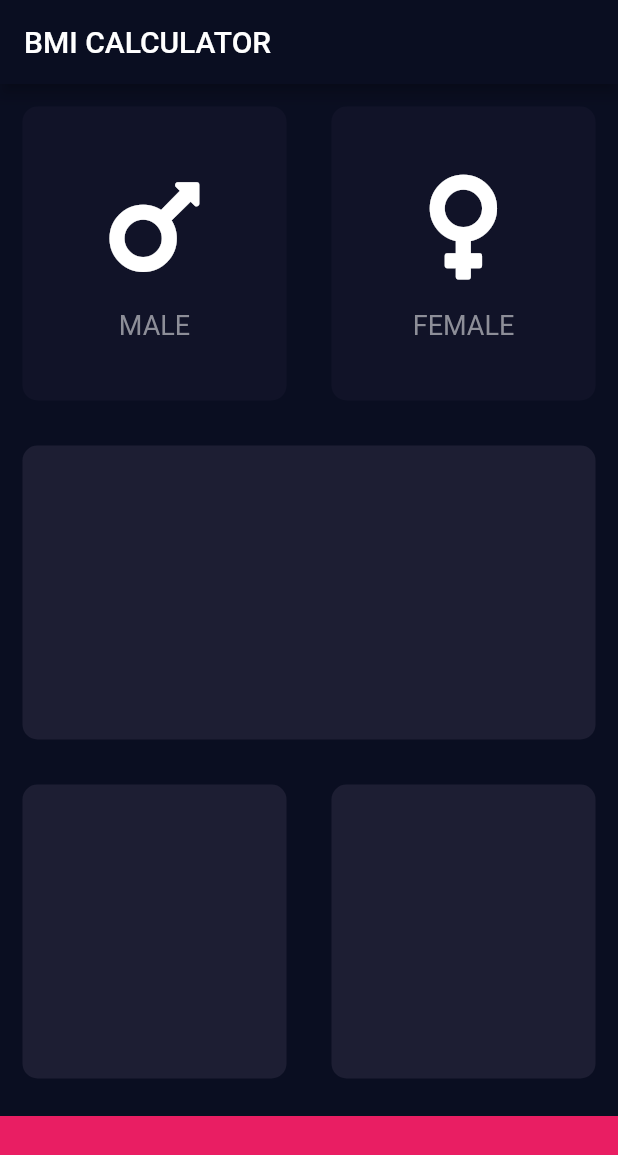
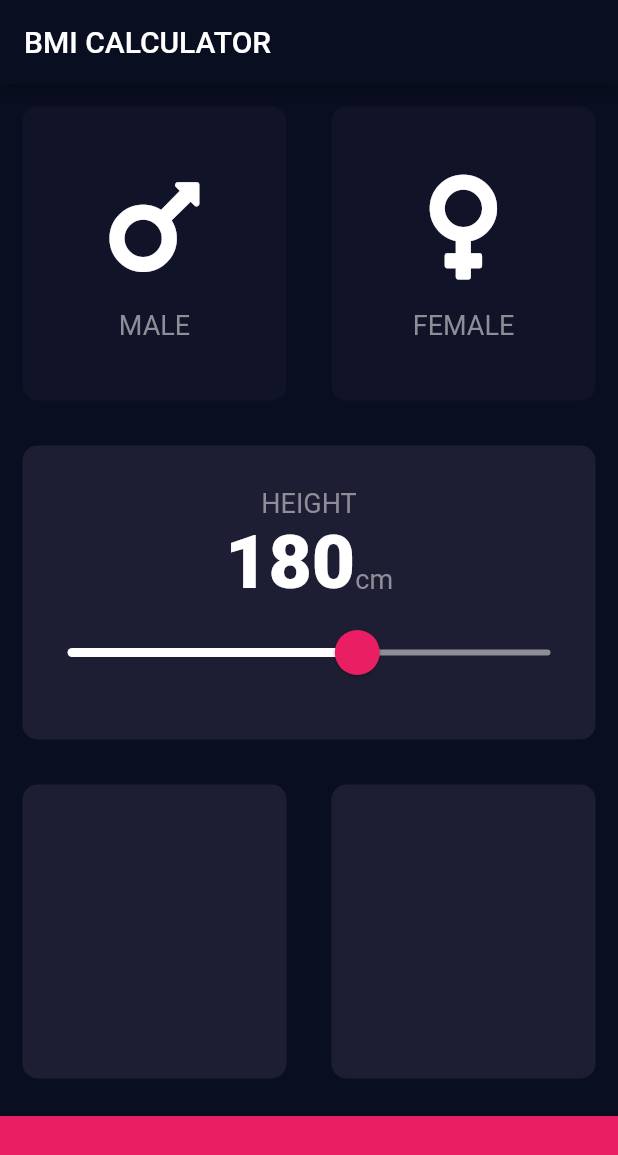
Before and after one commit to Tarlochan5268/BMI_Calculator_Flutter, a Flutter app: the screen it shows after launch, on a phone screen of 412 x 824 dp. Shown: the top 1155 px of the screen. Run offline on Flutter 3.47's test engine with Material 2 defaults, Android fonts, the phone set to English and light mode, and no system bars; our stand-ins replace font_awesome_flutter.

Commit message:
Made a Slider and Modified the theme Data according to customisation requirement

```diff
--- a/lib/constants.dart
+++ b/lib/constants.dart
@@ -8,3 +8,4 @@ const kBottomContainerColour = Colors.pink;
 
 //InputPage
 const kLabelTextStyle = TextStyle(fontSize: 18.0, color: Color(0xFF8D8E98));
+const kNumberTextStyle = TextStyle(fontSize: 50, fontWeight: FontWeight.w900);
--- a/lib/inputPage.dart
+++ b/lib/inputPage.dart
@@ -13,6 +13,7 @@ class InputPage extends StatefulWidget {
 
 class _InputPageState extends State<InputPage> {
   Gender selectedGender;
+  int height = 180;
   @override
   Widget build(BuildContext context) {
     return Scaffold(
@@ -20,6 +21,7 @@ class _InputPageState extends State<InputPage> {
         title: Text('BMI CALCULATOR'),
       ),
       body: Column(
+        crossAxisAlignment: CrossAxisAlignment.stretch,
         children: <Widget>[
           Expanded(
             child: Row(
@@ -62,6 +64,50 @@ class _InputPageState extends State<InputPage> {
           Expanded(
             child: ReusableCard(
               colour: kActiveCardColour,
+              cardChild: Column(
+                mainAxisAlignment: MainAxisAlignment.center,
+                children: <Widget>[
+                  Text(
+                    'HEIGHT',
+                    style: kLabelTextStyle,
+                  ),
+                  Row(
+                    mainAxisAlignment: MainAxisAlignment.center,
+                    crossAxisAlignment: CrossAxisAlignment.baseline,
+                    textBaseline: TextBaseline.alphabetic,
+                    children: <Widget>[
+                      Text(
+                        height.toString(),
+                        style: kNumberTextStyle,
+                      ),
+                      Text(
+                        'cm',
+                        style: kLabelTextStyle,
+                      )
+                    ],
+                  ),
+                  SliderTheme(
+                    data: SliderTheme.of(context).copyWith(
+                      inactiveTrackColor: Color(0xFF8D8E98),
+                      activeTrackColor: Colors.white,
+                      thumbColor: Colors.pink,
+                      overlayColor: Color(0x29D81B60),
+                      thumbShape: RoundSliderThumbShape(enabledThumbRadius: 15),
+                      overlayShape: RoundSliderOverlayShape(overlayRadius: 30),
+                    ),
+                    child: Slider(
+                      value: height.toDouble(),
+                      min: 120.0,
+                      max: 220.0,
+                      onChanged: (double newValue) {
+                        setState(() {
+                          height = newValue.round();
+                        });
+                      },
+                    ),
+                  )
+                ],
+              ),
             ),
           ),
           Expanded(
```
